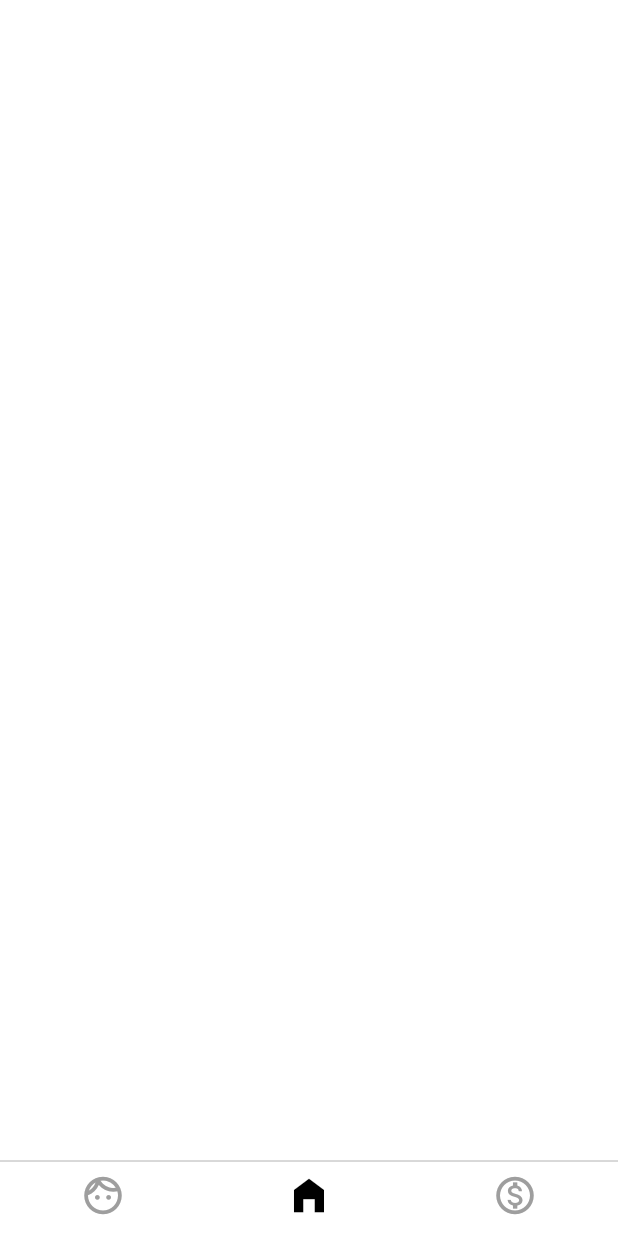
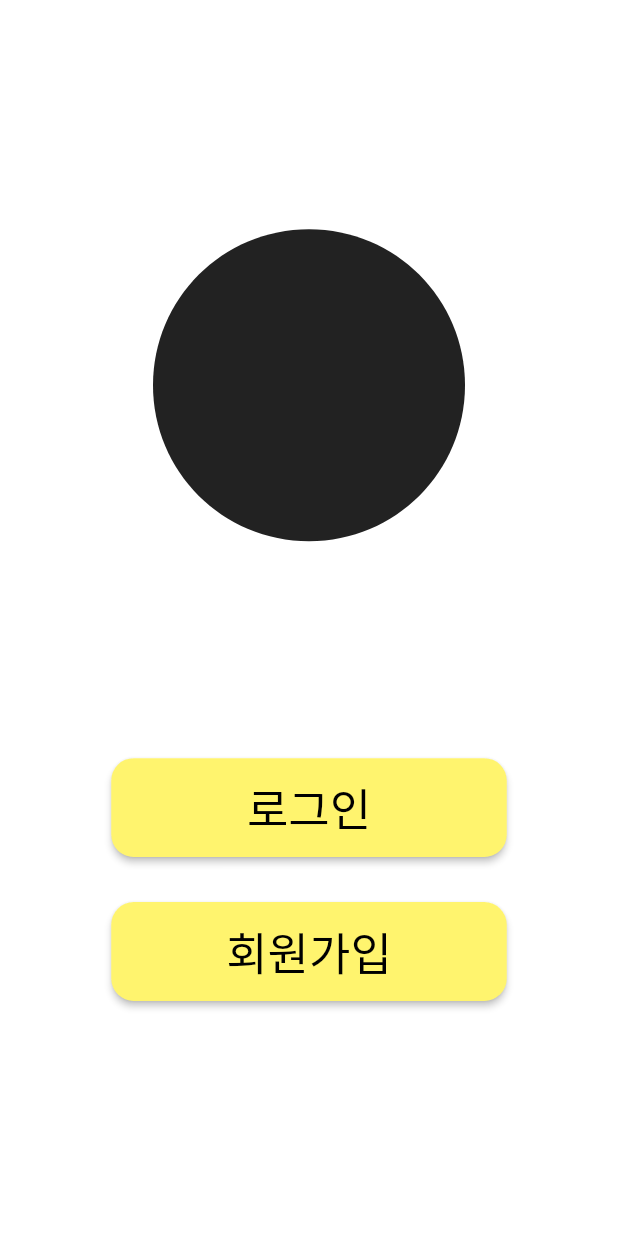
Before and after one commit to Arenslien/Talent-Bank, a Flutter app: the screen it shows after launch, on a phone screen of 412 x 824 dp. Run offline on Flutter 3.47's test engine with Material 2 defaults, Android fonts, the phone set to English and light mode, and no system bars; our stand-ins replace stack_trace.

Commit message:
시작, 로그인, id 찾기 화면 구현

```diff
--- a/lib/main.dart
+++ b/lib/main.dart
@@ -22,7 +22,7 @@
       title: '달란트 통장',
       theme: theme(),
       routes: routes,
-      initialRoute: '/home',
+      initialRoute: '/start',
     );
   }
 }
--- a/lib/routes.dart
+++ b/lib/routes.dart
@@ -1,8 +1,19 @@
 import 'package:flutter/material.dart';
 import 'package:talent_bank/screens/bank_management/bank_main_screen.dart';
 import 'package:talent_bank/screens/home/home_screen.dart';
+import 'package:stack_trace/stack_trace.dart';
+import 'package:talent_bank/screens/authentication/find_id_screen.dart';
+import 'package:talent_bank/screens/authentication/find_password_screen.dart';
+import 'package:talent_bank/screens/authentication/start_screen.dart';
+import 'package:talent_bank/screens/authentication/login_screen.dart';
+import 'package:talent_bank/screens/authentication/register_page.dart';
 
 final Map<String, WidgetBuilder> routes = {
-  BankMainScreen.routeName : (context) => const BankMainScreen(),
-  HomeScreen.routeName : (context) => const HomeScreen(),
+  BankMainScreen.routeName: (context) => const BankMainScreen(),
+  HomeScreen.routeName: (context) => const HomeScreen(),
+  StartScreen.routeName: (context) => const StartScreen(),
+  LoginScreen.routeName: (context) => const LoginScreen(),
+  RegisterScreen.routeName: (context) => const RegisterScreen(),
+  FindIdScreen.routeName: (context) => const FindIdScreen(),
+  FindPasswordScreen.routeName: (context) => const FindPasswordScreen(),
 };
--- /dev/null
+++ b/lib/screens/authentication/start_screen.dart
@@ -0,0 +1,100 @@
+import 'package:flutter/material.dart';
+import 'package:talent_bank/constants.dart';
+import 'package:talent_bank/screens/authentication/login_screen.dart';
+import 'package:talent_bank/screens/authentication/register_page.dart';
+import 'package:talent_bank/size_config.dart';
+
+class StartScreen extends StatelessWidget {
+  static String routeName = '/start';
+  const StartScreen({Key? key}) : super(key: key);
+
+  @override
+  Widget build(BuildContext context) {
+    SizeConfig size = SizeConfig();
+    size.init(context);
+    return Scaffold(
+      body: Stack(
+        children: [
+          // # 시작 화면에 배경 디자인이 될 사진
+          // Container(
+          //   child: Image.asset(
+          //     'assets/images/images2.png',
+          //     fit: BoxFit.fill,
+          //   ),
+          //   width: size.width,
+          //   height: size.height,
+          // ),
+          // # 로그인, 회원가입 버튼
+          Center(
+            child: Column(
+              children: [
+                Container(
+                  margin: EdgeInsets.only(top: SizeConfig.screenHeight * 0.16),
+                  child: Icon(
+                    Icons.circle,
+                    size: 250,
+                  ),
+                  // child: CircleAvatar(
+                  //   backgroundImage:
+                  //       AssetImage('assets/images/image_1_big.png'),
+                  //   backgroundColor: Colors.white,
+                  //   radius: size.width * 0.25,
+                  // ),
+                ),
+                Container(
+                  margin: EdgeInsets.only(top: SizeConfig.screenHeight * 0.15),
+                  child: Column(
+                    children: [
+                      StartPageButton(
+                        text: '로그인',
+                        route: LoginScreen.routeName,
+                      ),
+                      SizedBox(
+                        height: 30,
+                      ),
+                      StartPageButton(
+                        text: '회원가입',
+                        route: RegisterScreen.routeName,
+                      ),
+                    ],
+                  ),
+                ),
+              ],
+            ),
+          )
+        ],
+      ),
+    );
+  }
+}
+
+class StartPageButton extends StatelessWidget {
+  final String text;
+  final String route;
+  const StartPageButton({Key? key, required this.text, required this.route})
+      : super(key: key);
+
+  @override
+  Widget build(BuildContext context) {
+    return Container(
+      width: double.infinity,
+      height: SizeConfig.screenHeight * 0.08,
+      padding: EdgeInsets.symmetric(
+        horizontal: SizeConfig.screenWidth * 0.18,
+      ),
+      child: ElevatedButton(
+        onPressed: () {
+          Navigator.pushNamed(context, route);
+        },
+        child: Text(
+          text,
+          style: TextStyle(fontSize: 30, color: Colors.black),
+        ),
+        style: ElevatedButton.styleFrom(
+            primary: kYellowColor,
+            shape: RoundedRectangleBorder(
+                borderRadius: BorderRadius.circular(15.0))),
+      ),
+    );
+  }
+}
```
Also changed, not shown: lib/screens/authentication/components/event_button.dart (added, +39 -0 lines), lib/screens/authentication/components/textinputform.dart (added, +39 -0 lines), lib/screens/authentication/find_id_screen.dart (added, +193 -0 lines), lib/screens/authentication/find_password_screen.dart (added, +17 -0 lines), lib/screens/authentication/login_screen.dart (added, +197 -0 lines), lib/screens/authentication/register_page.dart (added, +18 -0 lines).
